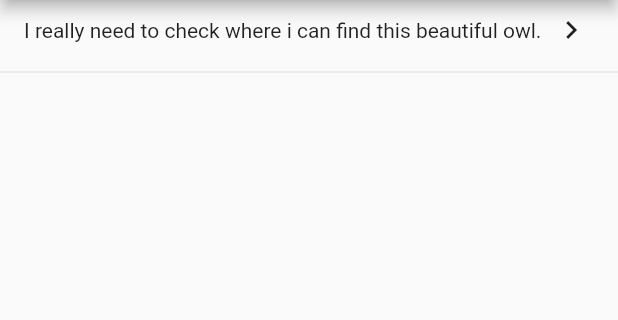
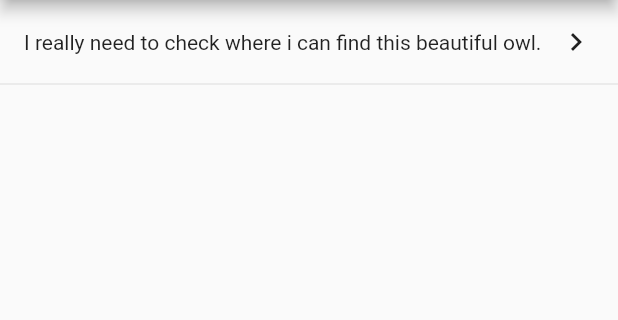
Before and after one commit to OE8CLR/flutter_todo_app, a Flutter app: the screen it shows after launch, on a phone screen of 412 x 824 dp, the part 84-404 px from its top. Run offline on Flutter 3.47's test engine with Material 2 defaults, Android fonts, the phone set to English and light mode, and no system bars; our stand-ins replace geolocator, image_picker.

Commit message:
Fix issue with wired TodoListCell formatting

```diff
--- a/lib/Pages/TodoList/TodoListCell.dart
+++ b/lib/Pages/TodoList/TodoListCell.dart
@@ -30,10 +30,14 @@ class TodoListCell extends StatelessWidget {
     }
 
     _subviews.add(Flexible(
+        fit: FlexFit.tight,
         child: Container(
             child: Column(
+              crossAxisAlignment: CrossAxisAlignment.start,
               children: [
-                Text(title)
+                Container(
+                  child: Text(title),
+                ),
               ],
             )
         )
--- a/lib/Pages/TodoList/TodoListPage.dart
+++ b/lib/Pages/TodoList/TodoListPage.dart
@@ -52,9 +52,12 @@ class _TodoListPageState extends State<TodoListPage> {
             return CircularProgressIndicator();
           }
 
-          return ListView.builder(
-            itemCount: snapshot.data.length * 2,  // Use double amount because we will insert a Divider in the ItemBuilder
-            itemBuilder: (context, index) => _listViewItemBuilder(context, snapshot, index),
+          return Container(
+            padding: EdgeInsets.only(top: 8.0), // Add some padding to the top, otherwise the first cell will look really wired
+            child: ListView.builder(
+              itemCount: snapshot.data.length * 2,  // Use double amount because we will insert a Divider in the ItemBuilder
+              itemBuilder: (context, index) => _listViewItemBuilder(context, snapshot, index),
+            ),
           );
         }
       ),
```
